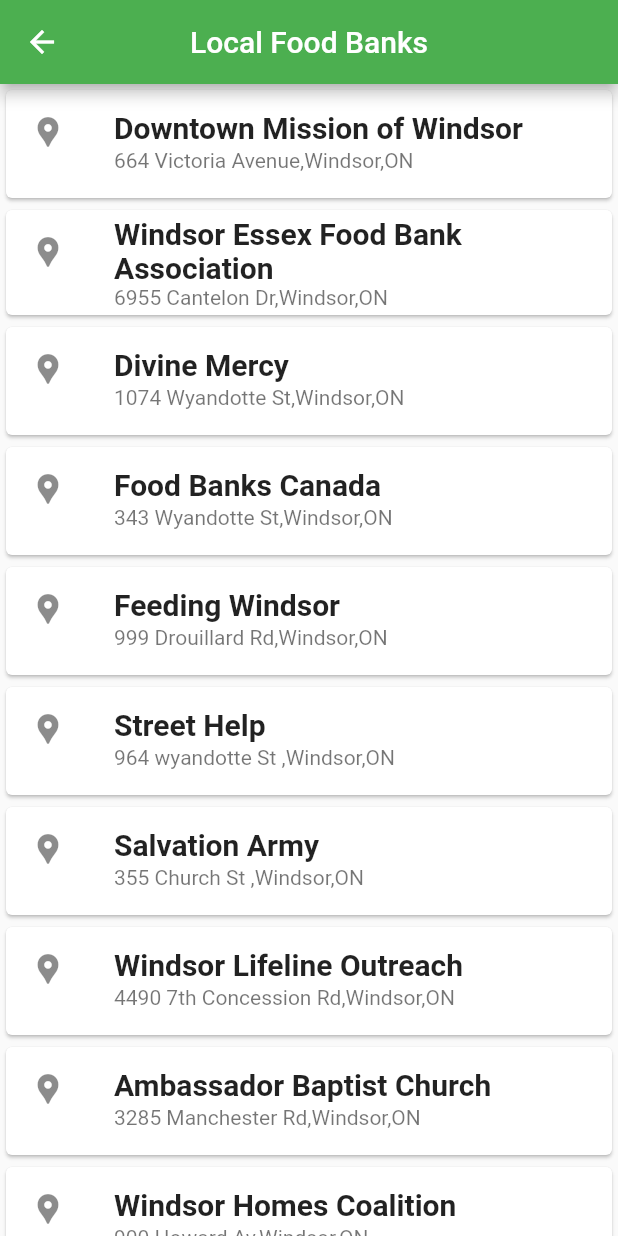
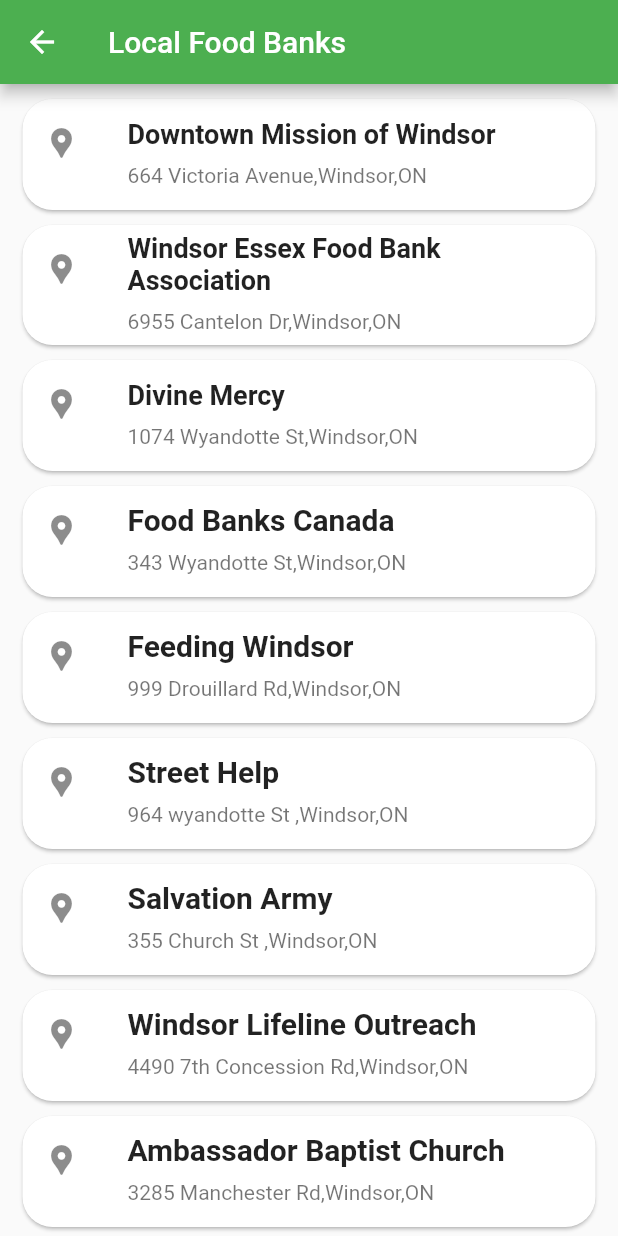
Before and after one commit to zewbare/Gro-Sense, a Flutter app: the LocationScreen screen opened directly, on a phone screen of 412 x 824 dp. Run offline on Flutter 3.47's test engine with Material 2 defaults, Android fonts, the phone set to English and light mode, and no system bars; our stand-ins replace cloud_firestore, firebase_auth, firebase_core, flutter_secure_storage, fluttertoast, google_sign_in; accounts and stored records are empty.

Commit message:
login screen and charitable screen updates

```diff
--- /dev/null
+++ b/gro_sense/lib/screens/charityDetails.dart
@@ -0,0 +1,178 @@
+import "package:flutter/material.dart";
+import 'package:gro_sense/screens/dashboard.dart';
+import 'package:gro_sense/utils/navigation.dart';
+
+class LocationScreen extends StatelessWidget {
+  @override
+  Widget build(BuildContext context) {
+    return Scaffold(
+      appBar: AppBar(
+        title: const Text("Local Food Banks"),
+        leading: IconButton(
+          icon: Icon(Icons.arrow_back, color: Colors.white),
+          onPressed: () {
+            // passing this to our root
+            Navigator.of(context).pushReplacement(
+                MaterialPageRoute(builder: (context) => MyBottomNavigation()));
+          },
+        ),
+      ),
+      body: Scrollbar(
+        child: ListView(children:
+
+        const <Widget>[
+          Card(
+              shape: RoundedRectangleBorder(borderRadius: BorderRadius.all(Radius.circular(20.0))),
+              margin: EdgeInsets.only(left: 15.0, right: 15.0, top: 10.0),
+              child: ListTile(
+                  contentPadding: EdgeInsets.symmetric(horizontal: 14.0,
+                    vertical: 1.0,),
+                  title: Text(
+                    "Downtown Mission of Windsor",
+                    style: TextStyle(fontSize: 18, fontWeight: FontWeight.bold),
+                  ),
+                  subtitle: Text("664 Victoria Avenue,Windsor,ON",
+                    style: TextStyle(height: 2.0),
+                  ),
+                  leading: Icon(Icons.location_pin))),
+          Card(
+            shape: RoundedRectangleBorder(borderRadius: BorderRadius.all(Radius.circular(20.0))),
+            margin: EdgeInsets.only(left: 15.0, right: 15.0, top: 10.0),
+            child: ListTile(
+                contentPadding: EdgeInsets.symmetric(horizontal: 14.0,
+                  vertical: 1.0,),
+                title: Text(
+                  "Windsor Essex Food Bank Association",
+                  style: TextStyle(fontSize: 18, fontWeight: FontWeight.bold),
+                ),
+                subtitle: Text("6955 Cantelon Dr,Windsor,ON",
+                  style: TextStyle(height: 2.0),
+                ),
+                leading: Icon(Icons.location_pin)),
+          ),
+          Card(
+            shape: RoundedRectangleBorder(borderRadius: BorderRadius.all(Radius.circular(20.0))),
+            margin: EdgeInsets.only(left: 15.0, right: 15.0, top: 10.0),
+            child: ListTile(
+              contentPadding: EdgeInsets.symmetric(horizontal: 14.0,
+                vertical: 1.0,),
+              title: Text(
+                "Divine Mercy",
+                style: TextStyle(fontSize: 18, fontWeight: FontWeight.bold),
+              ),
+              subtitle: Text("1074 Wyandotte St,Windsor,ON",
+                style: TextStyle(height: 2.0),
+              ),
+              leading: Icon(Icons.location_pin),
+            ),
+
+          ),
+          Card(
+            shape: RoundedRectangleBorder(borderRadius: BorderRadius.all(Radius.circular(20.0))),
+            margin: EdgeInsets.only(left: 15.0, right: 15.0, top: 10.0),
+            child: ListTile(
+                contentPadding: EdgeInsets.symmetric(horizontal: 14.0,
+                  vertical: 1.0,),
+                title: Text(
+                  "Food Banks Canada",
+                  style: TextStyle(fontSize: 20, fontWeight: FontWeight.bold),
+                ),
+                subtitle: Text("343 Wyandotte St,Windsor,ON",
+                  style: TextStyle(height: 2.0),
+                ),
+                leading: Icon(Icons.location_pin)),
+          ),
+          Card(
+            shape: RoundedRectangleBorder(borderRadius: BorderRadius.all(Radius.circular(20.0))),
+            margin: EdgeInsets.only(left: 15.0, right: 15.0, top: 10.0),
+            child: ListTile(
+                contentPadding: EdgeInsets.symmetric(horizontal: 14.0,
+                  vertical: 1.0,),
+                title: Text(
+                  "Feeding Windsor",
+                  style: TextStyle(fontSize: 20, fontWeight: FontWeight.bold),
+                ),
+                subtitle: Text("999 Drouillard Rd,Windsor,ON",
+                  style: TextStyle(height: 2.0),
+                ),
+                leading: Icon(Icons.location_pin)),
+          ),
+          Card(
+            shape: RoundedRectangleBorder(borderRadius: BorderRadius.all(Radius.circular(20.0))),
+            margin: EdgeInsets.only(left: 15.0, right: 15.0, top: 10.0),
+            child: ListTile(
+                contentPadding: EdgeInsets.symmetric(horizontal: 14.0,
+                  vertical: 1.0,),
+                title: Text(
+                  "Street Help",
+                  style: TextStyle(fontSize: 20, fontWeight: FontWeight.bold),
+                ),
+                subtitle: Text("964 wyandotte St ,Windsor,ON",
+                  style: TextStyle(height: 2.0),
+                ),
+                leading: Icon(Icons.location_pin)),
+          ),
+          Card(
+            shape: RoundedRectangleBorder(borderRadius: BorderRadius.all(Radius.circular(20.0))),
+            margin: EdgeInsets.only(left: 15.0, right: 15.0, top: 10.0),
+            child: ListTile(
+                contentPadding: EdgeInsets.symmetric(horizontal: 14.0,
+                  vertical: 1.0,),
+                title: Text(
+                  "Salvation Army",
+                  style: TextStyle(fontSize: 20, fontWeight: FontWeight.bold),
+                ),
+                subtitle: Text("355 Church St ,Windsor,ON",
+                  style: TextStyle(height: 2.0),
+                ),
+                leading: Icon(Icons.location_pin)),
+          ),
+          Card(
+            shape: RoundedRectangleBorder(borderRadius: BorderRadius.all(Radius.circular(20.0))),
+            margin: EdgeInsets.only(left: 15.0, right: 15.0, top: 10.0),
+            child: ListTile(
+                contentPadding: EdgeInsets.symmetric(horizontal: 14.0,
+                  vertical: 1.0,),
+                title: Text(
+                  "Windsor Lifeline Outreach",
+                  style: TextStyle(fontSize: 20, fontWeight: FontWeight.bold),
+                ),
+                subtitle: Text("4490 7th Concession Rd,Windsor,ON",
+                  style: TextStyle(height: 2.0),
+                ),
+                leading: Icon(Icons.location_pin)),
+          ),
+          Card(
+            shape: RoundedRectangleBorder(borderRadius: BorderRadius.all(Radius.circular(20.0))),
+            margin: EdgeInsets.only(left: 15.0, right: 15.0, top: 10.0),
+            child: ListTile(
+                contentPadding: EdgeInsets.symmetric(horizontal: 14.0,
+                  vertical: 1.0,),
+                title: Text(
+                  "Ambassador Baptist Church",
+                  style: TextStyle(fontSize: 20, fontWeight: FontWeight.bold),
+                ),
+                subtitle: Text("3285 Manchester Rd,Windsor,ON",
+                  style: TextStyle(height: 2.0),
+                ),
+                leading: Icon(Icons.location_pin)),
+          ),
+          Card(
+              shape: RoundedRectangleBorder(borderRadius: BorderRadius.all(Radius.circular(20.0))),
+              margin: EdgeInsets.only(left: 15.0, right: 15.0, top: 10.0, bottom: 20.0),
+              child: ListTile(
+                  contentPadding: EdgeInsets.symmetric(horizontal: 14.0,
+                    vertical: 1.0,),
+                  title: Text(
+                    "Windsor Homes Coalition",
+                    style: TextStyle(fontSize: 20, fontWeight: FontWeight.bold),
+                  ),
+                  subtitle: Text("900 Howard Av,Windsor,ON",
+                    style: TextStyle(height: 2.0),
+                  ),
+                  leading: Icon(Icons.location_pin))),
+        ]),
+      ),
+    );
+  }
+}
--- a/gro_sense/lib/screens/location_screen.dart
+++ /dev/null
@@ -1,47 +0,0 @@
-import "package:flutter/material.dart";
-import 'package:gro_sense/screens/dashboard.dart';
-class LocationScreen extends StatelessWidget {
-  @override
-  Widget build(BuildContext context) {
-    return Scaffold(
-      appBar: AppBar(
-        title: const Text("Local Food Banks"),
-        centerTitle: true,
-        leading: IconButton(
-          icon: Icon(Icons.arrow_back, color: Colors.white),
-          onPressed: () {
-        // passing this to our root
-          Navigator.of(context).pushReplacement(
-          MaterialPageRoute(builder: (context) => DashBoardScreen()));
-          },
-      ),
-      ),
-      body: Scrollbar(
-      child:
-      ListView(
-      children: const <Widget>[
-    Card(child:
-    ListTile( title: Text("Downtown Mission of Windsor",style:TextStyle(fontSize: 20, fontWeight: FontWeight.bold),),
-        subtitle: Text("664 Victoria Avenue,Windsor,ON"),
-        leading: Icon(Icons.location_pin)
-      )
-    ),
-    Card(child:
-    ListTile( title: Text("Windsor Essex Food Bank Association",style:TextStyle(fontSize: 20, fontWeight: FontWeight.bold),),
-    subtitle: Text("6955 Cantelon Dr,Windsor,ON"),
-    leading: Icon(Icons.location_pin)
-    ),
-    ),
-    Card(child: ListTile( title: Text("Divine Mercy",style:TextStyle(fontSize: 20, fontWeight: FontWeight.bold),),subtitle: Text("1074 Wyandotte St,Windsor,ON"), leading: Icon(Icons.location_pin)),),
-    Card(child:ListTile( title: Text("Food Banks Canada",style:TextStyle(fontSize: 20, fontWeight: FontWeight.bold),),subtitle: Text("343 Wyandotte St,Windsor,ON"), leading: Icon(Icons.location_pin)),),
-    Card(child:ListTile( title: Text("Feeding Windsor",style:TextStyle(fontSize: 20, fontWeight: FontWeight.bold),),subtitle: Text("999 Drouillard Rd,Windsor,ON"), leading: Icon(Icons.location_pin)),),
-    Card(child:ListTile( title: Text("Street Help",style:TextStyle(fontSize: 20, fontWeight: FontWeight.bold),),subtitle: Text("964 wyandotte St ,Windsor,ON"), leading: Icon(Icons.location_pin)),),
-    Card(child: ListTile( title: Text("Salvation Army",style:TextStyle(fontSize: 20, fontWeight: FontWeight.bold),),subtitle: Text("355 Church St ,Windsor,ON"), leading: Icon(Icons.location_pin)),),
-    Card(child: ListTile( title: Text("Windsor Lifeline Outreach",style:TextStyle(fontSize: 20, fontWeight: FontWeight.bold),),subtitle: Text("4490 7th Concession Rd,Windsor,ON"), leading: Icon(Icons.location_pin)),),
-    Card(child:ListTile( title: Text("Ambassador Baptist Church",style:TextStyle(fontSize: 20, fontWeight: FontWeight.bold),),subtitle: Text("3285 Manchester Rd,Windsor,ON"), leading: Icon(Icons.location_pin)),),
-    Card(child: ListTile( title: Text("Windsor Homes Coalition",style:TextStyle(fontSize: 20, fontWeight: FontWeight.bold),),subtitle: Text("900 Howard Av,Windsor,ON"), leading: Icon(Icons.location_pin))),
-      ]),
-    ),
-    );
-  }
-}
--- a/gro_sense/lib/screens/screen_login.dart
+++ b/gro_sense/lib/screens/login.dart
@@ -1,16 +1,20 @@
 import 'package:flutter_secure_storage/flutter_secure_storage.dart';
 import 'package:google_sign_in/google_sign_in.dart';
 import 'package:gro_sense/screens/dashboard.dart';
-import 'package:gro_sense/screens/first_screen.dart';
+import 'package:gro_sense/screens/landingScreen.dart';
 import 'package:gro_sense/screens/home_screen.dart';
-import 'package:gro_sense/screens/registration_screen.dart';
+import 'package:gro_sense/screens/signUp.dart';
+import 'package:firebase_auth/firebase_auth.dart';
 import 'package:firebase_auth/firebase_auth.dart';
 import 'package:flutter/material.dart';
 import 'package:fluttertoast/fluttertoast.dart';
 import 'package:firebase_core/firebase_core.dart';
 import 'package:firebase_core/firebase_core.dart';
 import 'package:flutter/material.dart';
-import 'package:gro_sense/screens/reset_password_screen.dart';
+import 'package:gro_sense/screens/resetPassword.dart';
+import 'package:gro_sense/screens/addProduct.dart';
+import 'package:gro_sense/utils/navigation.dart';
+
 class LoginScreen extends StatefulWidget {
   const LoginScreen({Key? key}) : super(key: key);
 
@@ -137,16 +141,16 @@ class _LoginScreenState extends State<LoginScreen> {
 
 
       body: Container(
-        width: double.infinity,
-        height: double.infinity,
+        width: MediaQuery.of(context).size.width,
+        height: MediaQuery.of(context).size.height,
 
-        decoration: BoxDecoration(
-          image: DecorationImage(
-            image: AssetImage("assets/logo.png"),
-            colorFilter: new ColorFilter.mode(Colors.black.withOpacity(0.3), BlendMode.dstATop),
-            fit: BoxFit.cover,
-          ),
-        ),
+        // decoration: BoxDecoration(
+        //   image: DecorationImage(
+        //     image: AssetImage("assets/logo.png"),
+        //     colorFilter: new ColorFilter.mode(Colors.black.withOpacity(0.3), BlendMode.dstATop),
+        //     fit: BoxFit.cover,
+        //   ),
+        // ),
         child: SingleChildScrollView(
           child: Container(
             color: Colors.transparent,
@@ -158,12 +162,13 @@ class _LoginScreenState extends State<LoginScreen> {
                   mainAxisAlignment: MainAxisAlignment.center,
                   crossAxisAlignment: CrossAxisAlignment.center,
                   children: <Widget>[
-                    SizedBox(height: 70),
-                    Text("GRO-SENSE",style: TextStyle(
+                    SizedBox(height: 50),
+                    Text("GroSense",style: TextStyle(
                         color: Colors.green[400],
                         fontWeight: FontWeight.bold,
+                        fontStyle: FontStyle.italic,
                         fontSize: 50),),
-                    SizedBox(height: 50),
+                    SizedBox(height: 70),
                     SizedBox(height: 45),
                     emailField,
                     SizedBox(height: 25),
@@ -206,15 +211,15 @@ class _LoginScreenState extends State<LoginScreen> {
                             ),
                           )
                         ]),
-                    SizedBox(height: 15,),
-                    Text("OR"),
-                    SizedBox(height: 15,),
+                    // SizedBox(height: 15,),
+                    // Text("OR"),
+                    // SizedBox(height: 15,),
                     //googleButton,
-                    ElevatedButton(onPressed: () async {
-                      await signInWithGoogle();
-
-                      setState(() {});
-                    }, child: Text("Login with google")),
+                    // ElevatedButton(onPressed: () async {
+                    //   await signInWithGoogle();
+                    //
+                    //   setState(() {});
+                    // }, child: Text("Login with google")),
                   ],
                 ),
               ),
@@ -238,9 +243,9 @@ class _LoginScreenState extends State<LoginScreen> {
     );
 
     var userEmail = googleUser.email;
-          Fluttertoast.showToast(msg: "Login Successful");
+    Fluttertoast.showToast(msg: "Login Successfully !");
     Navigator.of(context).pushReplacement(
-              MaterialPageRoute(builder: (context) => DashBoardScreen()));
+        MaterialPageRoute(builder: (context) => MyBottomNavigation()));
     // Once signed in, return the UserCredential
     return await FirebaseAuth.instance.signInWithCredential(credential);
 
@@ -253,7 +258,7 @@ class _LoginScreenState extends State<LoginScreen> {
         await storage.write(key: "uid", value: userCredential.user?.uid);
         Fluttertoast.showToast(msg: "Login Successful");
         Navigator.of(context).pushReplacement(
-              MaterialPageRoute(builder: (context) => DashBoardScreen()));
+            MaterialPageRoute(builder: (context) => MyBottomNavigation()));
       } on FirebaseAuthException catch (error) {
         switch (error.code) {
           case "invalid-email":
```
Lines whose indentation alone changed are shown as unchanged.
